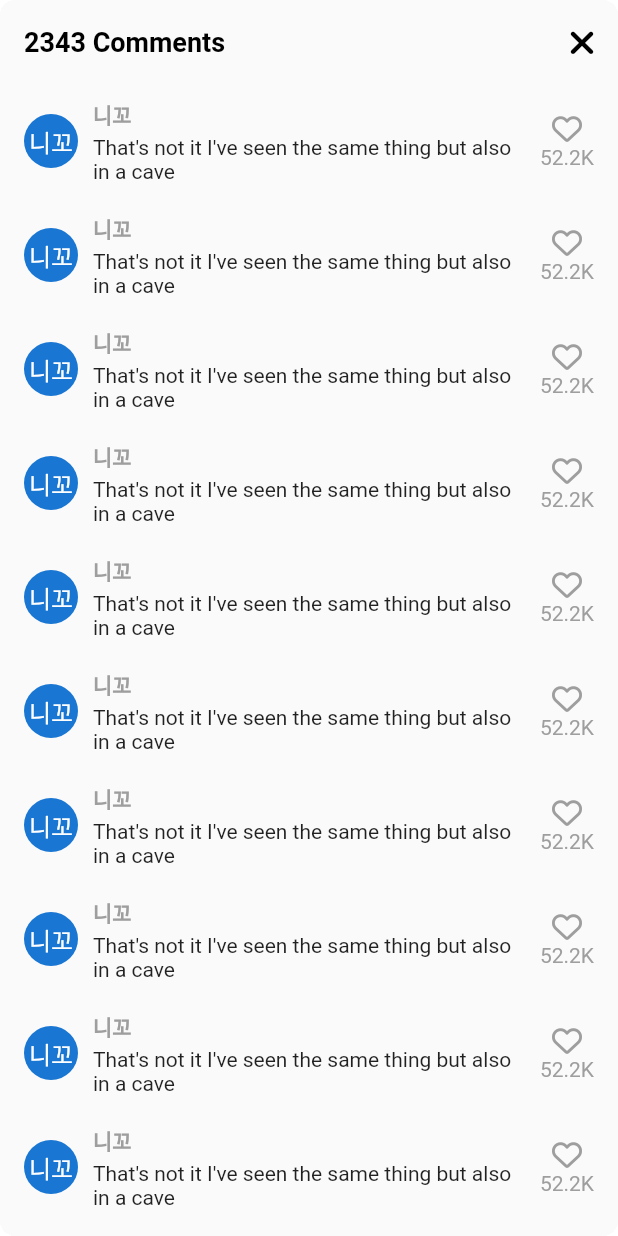
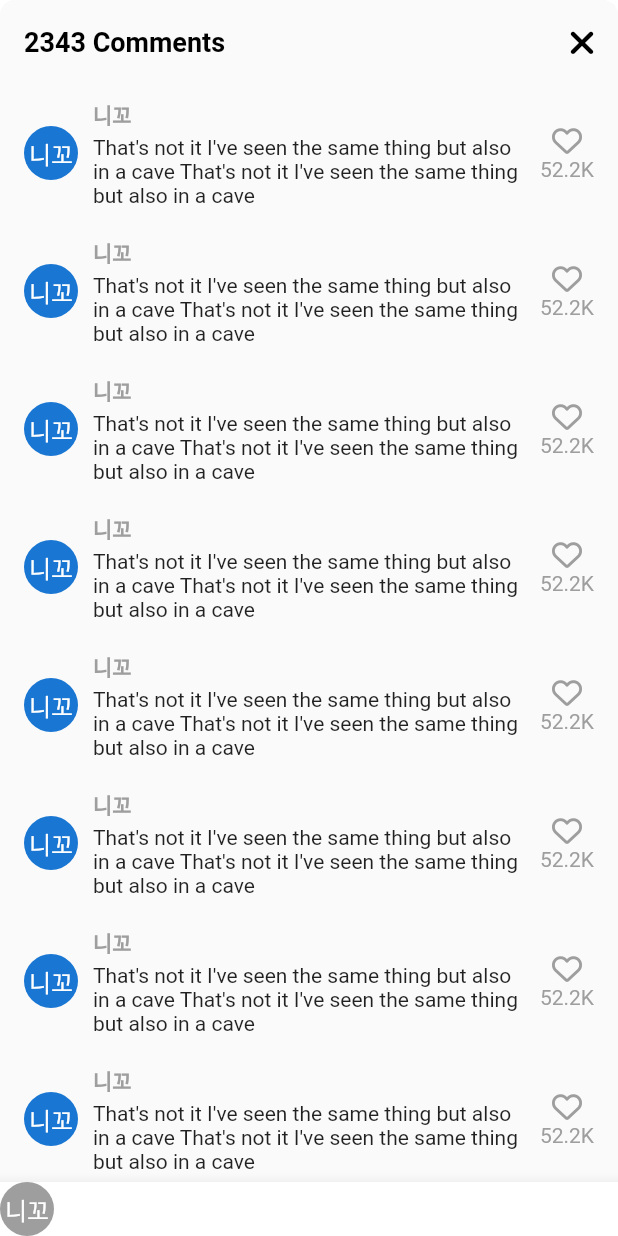
Before and after one commit to hayden365/titok_flutter, a Flutter app: the VideoComments screen opened directly, on a phone screen of 412 x 824 dp. Run offline on Flutter 3.47's test engine with Material 2 defaults, Android fonts, the light colour scheme and no system bars; our stand-ins replace firebase_auth, firebase_core, flutter_riverpod, font_awesome_flutter, riverpod, video_player and 1 more; accounts and stored records are empty; generated files the repository leaves out were written again; network calls fail.

Commit message:
comments

```diff
--- a/lib/features/videos/widgets/video_comments.dart
+++ b/lib/features/videos/widgets/video_comments.dart
@@ -62,7 +62,7 @@ class _VideoCommentsState extends State<VideoComments> {
                     ),
                     Gaps.v3,
                     const Text(
-                        "That's not it I've seen the same thing but also in a cave")
+                        "That's not it I've seen the same thing but also in a cave That's not it I've seen the same thing but also in a cave")
                   ],
                 ),
               ),
@@ -84,6 +84,19 @@ class _VideoCommentsState extends State<VideoComments> {
             ],
           ),
         ),
+        bottomNavigationBar: BottomAppBar(
+          color: Colors.white,
+          child: Row(
+            children: [
+              CircleAvatar(
+                radius: 18,
+                backgroundColor: Colors.grey.shade500,
+                foregroundColor: Colors.white,
+                child: const Text("니꼬"),
+              )
+            ],
+          ),
+        ),
       ),
     );
   }
```
